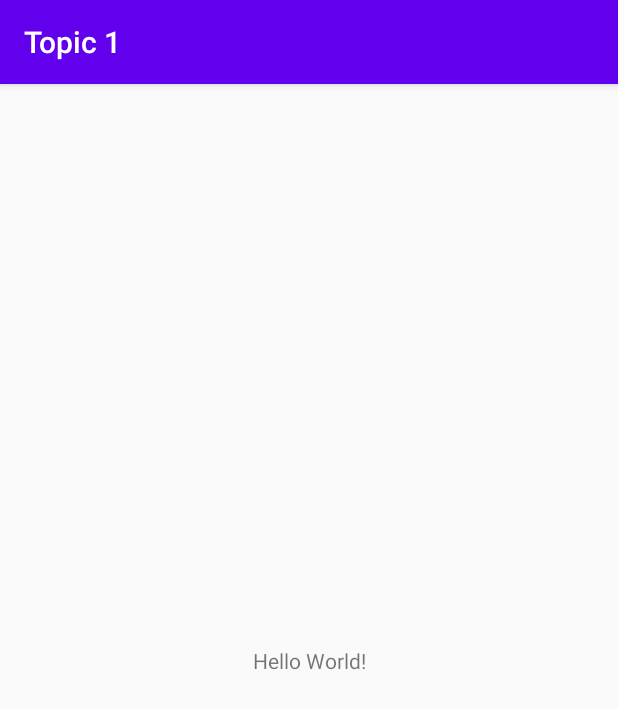
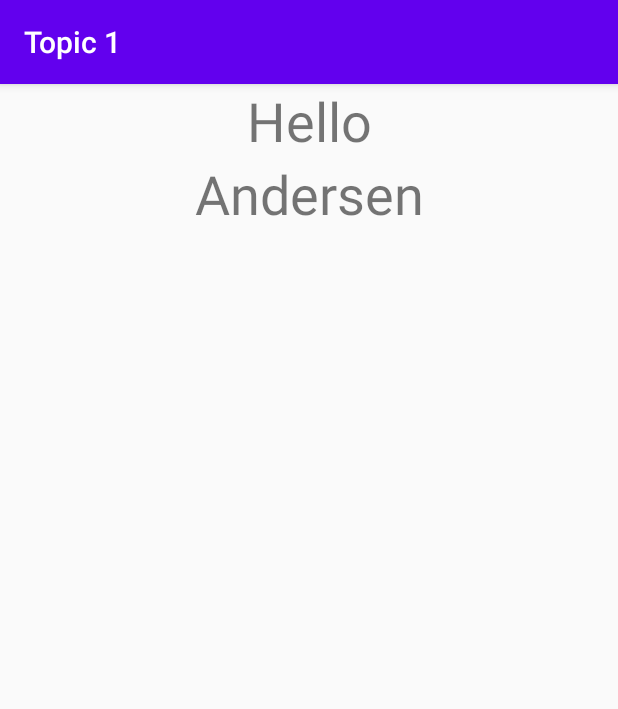
Before and after one commit to nikolajew-a-a/-internshipAndersen, an Android app: the screen it shows after launch (MainActivity), on a phone screen of 412 x 824 dp. Shown: the top 709 px of the screen. Run offline under Robolectric (Android 15) with nearby library versions, the phone set to English and light mode, and no system bars.

Commit message:
1.1. Первая Activity. Реализовать LinearLayout с двумя TextView (“Hello” и “Andersen”).

```diff
--- a/Topic 1/app/src/main/res/layout/activity_main.xml
+++ b/Topic 1/app/src/main/res/layout/activity_main.xml
@@ -1,18 +1,22 @@
 <?xml version="1.0" encoding="utf-8"?>
-<androidx.constraintlayout.widget.ConstraintLayout xmlns:android="http://schemas.android.com/apk/res/android"
-    xmlns:app="http://schemas.android.com/apk/res-auto"
-    xmlns:tools="http://schemas.android.com/tools"
-    android:layout_width="match_parent"
+<LinearLayout android:layout_width="match_parent"
     android:layout_height="match_parent"
-    tools:context=".MainActivity">
+    android:orientation="vertical"
+    xmlns:android="http://schemas.android.com/apk/res/android" >
 
     <TextView
-        android:layout_width="wrap_content"
+        android:id="@+id/textView"
+        android:layout_width="match_parent"
         android:layout_height="wrap_content"
-        android:text="Hello World!"
-        app:layout_constraintBottom_toBottomOf="parent"
-        app:layout_constraintLeft_toLeftOf="parent"
-        app:layout_constraintRight_toRightOf="parent"
-        app:layout_constraintTop_toTopOf="parent" />
+        android:text="Hello"
+        android:gravity= "center"
+        android:textSize="36sp" />
 
-</androidx.constraintlayout.widget.ConstraintLayout>
+    <TextView
+        android:id="@+id/textView2"
+        android:layout_width="match_parent"
+        android:layout_height="wrap_content"
+        android:text="Andersen"
+        android:gravity= "center"
+        android:textSize="36sp" />
+</LinearLayout>
```
